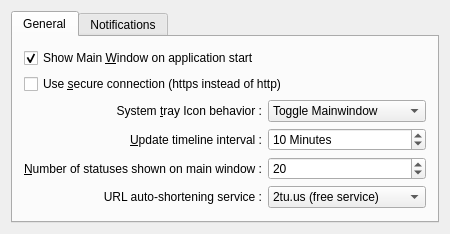
Above: src/prefs_base.ui from KDE/choqok before the change. Below: the same form after it.
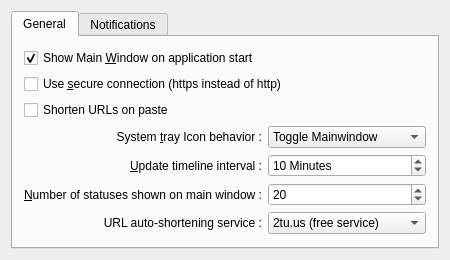
That is the form after the change. Custom widgets are drawn as their Qt base class.

Commit message: Shortening on Paste option added. (Patch from Stephen Henderson)

```diff
--- a/src/prefs_base.ui
+++ b/src/prefs_base.ui
@@ -6,7 +6,7 @@
     <x>0</x>
     <y>0</y>
     <width>450</width>
-    <height>231</height>
+    <height>260</height>
    </rect>
   </property>
   <layout class="QGridLayout" name="gridLayout_3" >
@@ -42,6 +42,20 @@
            </property>
           </widget>
          </item>
+         <item>
+          <widget class="QCheckBox" name="kcfg_shortenOnPaste" >
+           <property name="toolTip" >
+            <string>&lt;!DOCTYPE HTML PUBLIC "-//W3C//DTD HTML 4.0//EN" "http://www.w3.org/TR/REC-html40/strict.dtd">
+&lt;html>&lt;head>&lt;meta name="qrichtext" content="1" />&lt;style type="text/css">
+p, li { white-space: pre-wrap; }
+&lt;/style>&lt;/head>&lt;body style=" font-family:'DejaVu Sans'; font-size:9pt; font-weight:400; font-style:normal;">
+&lt;p style=" margin-top:0px; margin-bottom:0px; margin-left:0px; margin-right:0px; -qt-block-indent:0; text-indent:0px;">&lt;span style=" font-weight:600;">Note:&lt;/span> It takes time to get short url from server&lt;/p>&lt;/body>&lt;/html></string>
+           </property>
+           <property name="text" >
+            <string>Shorten URLs on paste</string>
+           </property>
+          </widget>
+         </item>
          <item>
           <layout class="QGridLayout" name="gridLayout_2" >
            <item row="0" column="0" >
```
The commit also changes 4 other files.
